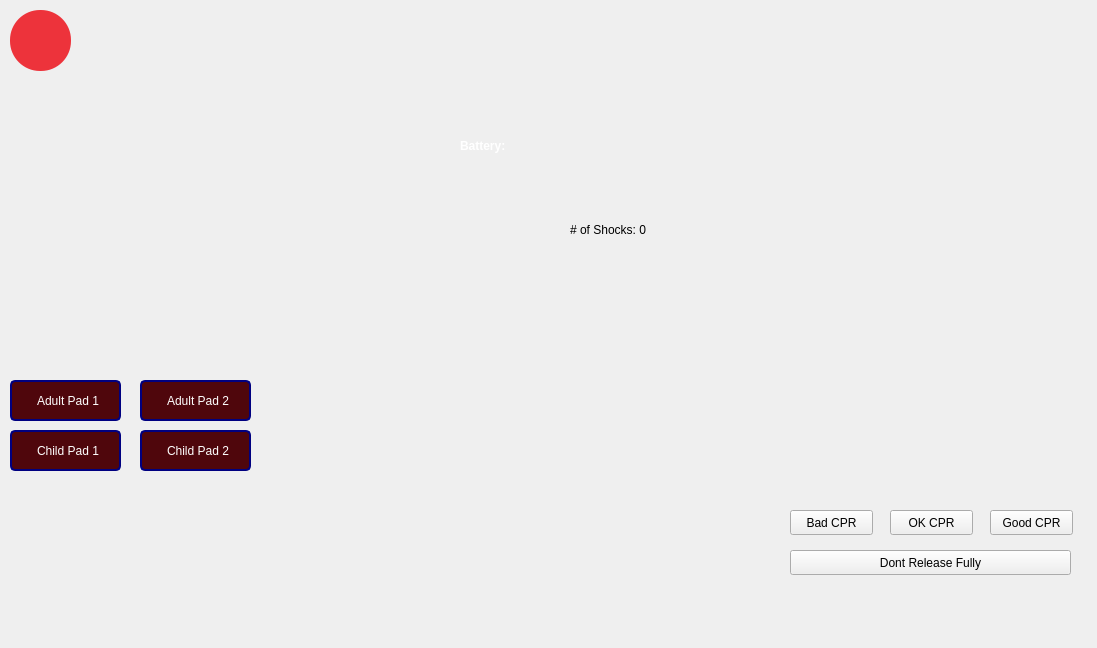
Kailinho/3004_Final_Project, file mainwindow.ui: the form before one commit.
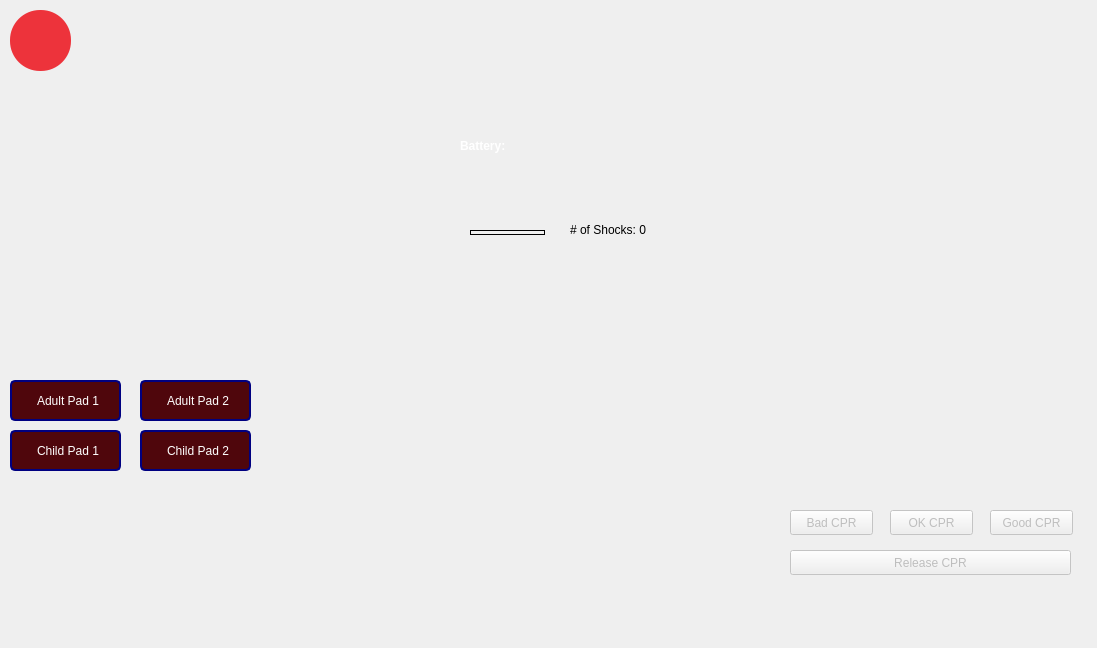
The form after the commit. Icons and pictures are not drawn.

```diff
--- a/mainwindow.ui
+++ b/mainwindow.ui
@@ -217,7 +217,10 @@
      <string># of Shocks: 0</string>
     </property>
    </widget>
-   <widget class="QPushButton" name="pushButton">
+   <widget class="QPushButton" name="badCPRButton">
+    <property name="enabled">
+     <bool>false</bool>
+    </property>
     <property name="geometry">
      <rect>
       <x>790</x>
@@ -230,7 +233,10 @@
      <string>Bad CPR</string>
     </property>
    </widget>
-   <widget class="QPushButton" name="pushButton_2">
+   <widget class="QPushButton" name="okCPRButton">
+    <property name="enabled">
+     <bool>false</bool>
+    </property>
     <property name="geometry">
      <rect>
       <x>890</x>
@@ -243,7 +249,10 @@
      <string>OK CPR</string>
     </property>
    </widget>
-   <widget class="QPushButton" name="pushButton_3">
+   <widget class="QPushButton" name="goodCPRButton">
+    <property name="enabled">
+     <bool>false</bool>
+    </property>
     <property name="geometry">
      <rect>
       <x>990</x>
@@ -256,7 +265,10 @@
      <string>Good CPR</string>
     </property>
    </widget>
-   <widget class="QPushButton" name="pushButton_4">
+   <widget class="QPushButton" name="fullyReleaseCPRButton">
+    <property name="enabled">
+     <bool>false</bool>
+    </property>
     <property name="geometry">
      <rect>
       <x>790</x>
@@ -266,7 +278,23 @@
      </rect>
     </property>
     <property name="text">
-     <string>Dont Release Fully</string>
+     <string>Release CPR</string>
+    </property>
+   </widget>
+   <widget class="QLabel" name="CPRLabel">
+    <property name="geometry">
+     <rect>
+      <x>470</x>
+      <y>230</y>
+      <width>75</width>
+      <height>5</height>
+     </rect>
+    </property>
+    <property name="frameShape">
+     <enum>QFrame::Box</enum>
+    </property>
+    <property name="text">
+     <string/>
     </property>
    </widget>
   </widget>
```
Left out of the diff: 2 changed lines with no effect on the pictures.
